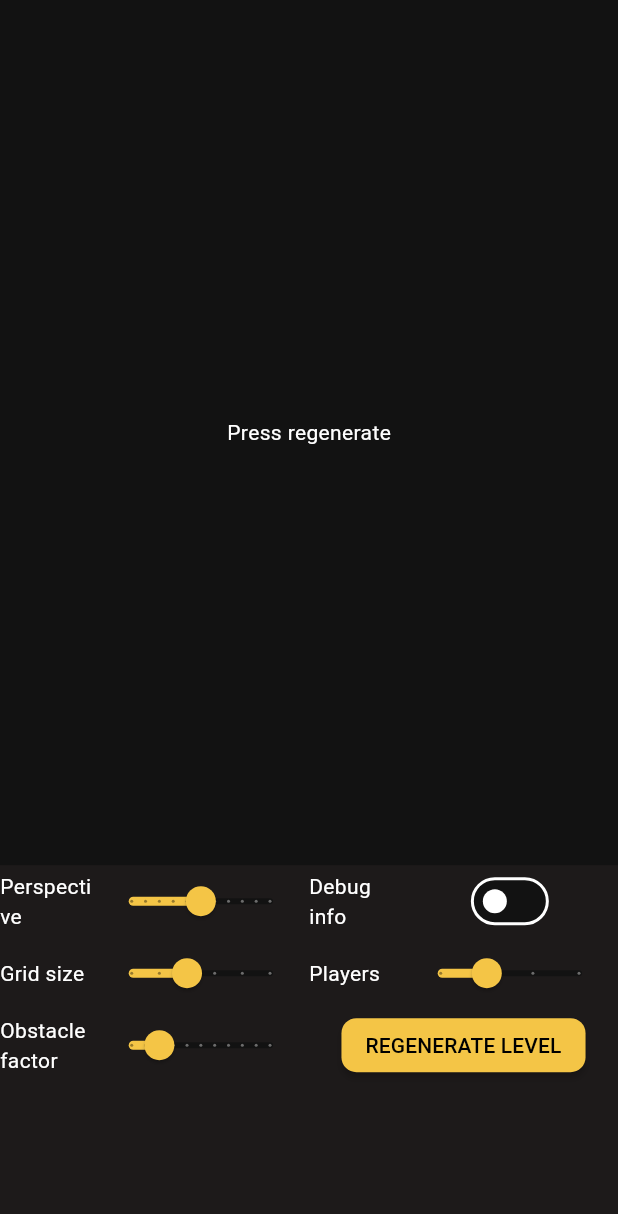
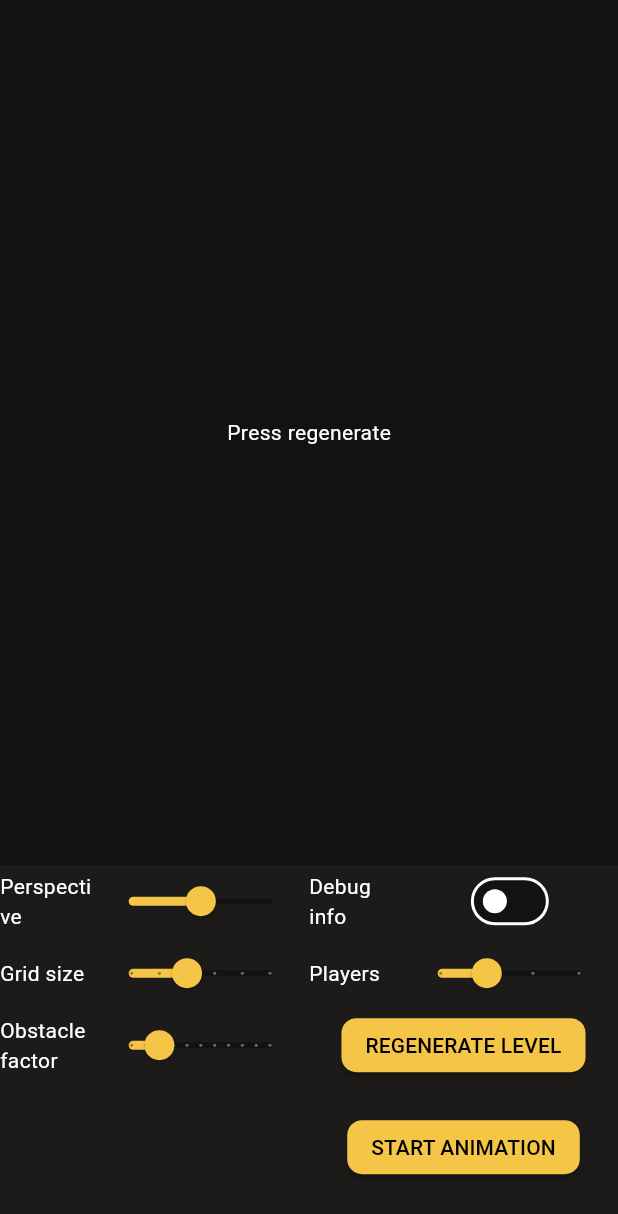
Before and after one commit to WilkoThomassen/GameJam3, a Flutter app: the screen it shows after launch, on a phone screen of 412 x 824 dp. Shown: the top 1214 px of the screen. Run offline on Flutter 3.47's test engine with Material 3 defaults, Android fonts, the phone set to English and light mode, and no system bars; our stand-ins replace flutter_riverpod, riverpod; missing offline and left inert: background_patterns, flame, flame_riverpod.

Commit message:
start animation for game

```diff
--- a/gamejamsubmission/lib/src/app/app.dart
+++ b/gamejamsubmission/lib/src/app/app.dart
@@ -1,3 +1,4 @@
+import 'package:flame_riverpod/flame_riverpod.dart';
 import 'package:gamejamsubmission/src/game_config/config.dart';
 import 'package:gamejamsubmission/src/game/widgets/widgets.dart';
 import 'package:flame/game.dart';
@@ -7,6 +8,9 @@ import 'package:flutter_riverpod/flutter_riverpod.dart';
 import '../../main.dart';
 import 'models/app.dart';
 import 'state/app_provider.dart';
+
+final GlobalKey<RiverpodAwareGameWidgetState> gameWidgetKey =
+    GlobalKey<RiverpodAwareGameWidgetState>();
 
 class BakiTakiApp extends ConsumerWidget {
   const BakiTakiApp({super.key});
@@ -20,7 +24,7 @@ class BakiTakiApp extends ConsumerWidget {
     return MaterialApp(
         title: 'BakiTaki',
         theme: ThemeData(
-            textTheme: TextTheme()
+            textTheme: const TextTheme()
                 .apply(bodyColor: Colors.blue, displayColor: Colors.pink),
             primarySwatch: Colors.deepOrange,
             colorScheme: const ColorScheme.dark(
@@ -34,12 +38,15 @@ class BakiTakiApp extends ConsumerWidget {
                 child: app.runningGame != null
                     ? Stack(
                         children: [
-                          GameWidget(game: gameRef),
+                          RiverpodAwareGameWidget(
+                            game: gameRef,
+                            key: gameWidgetKey,
+                          ),
                           Status(),
                         ],
                       )
-                    : Center(child: Text('Press regenerate'))),
-            const Expanded(flex: 3, child: Configurator())
+                    : const Center(child: Text('Press regenerate'))),
+            Expanded(flex: 3, child: Configurator())
           ],
         )));
   }
--- a/gamejamsubmission/lib/src/game_config/widgets/configurator.dart
+++ b/gamejamsubmission/lib/src/game_config/widgets/configurator.dart
@@ -6,10 +6,29 @@ import 'package:gamejamsubmission/main.dart';
 import 'package:flutter/material.dart';
 import 'package:flutter_riverpod/flutter_riverpod.dart';
 
-class Configurator extends ConsumerWidget {
+class Configurator extends ConsumerStatefulWidget {
   const Configurator({super.key});
+
   @override
-  Widget build(BuildContext context, WidgetRef ref) {
+  ConsumerState<ConsumerStatefulWidget> createState() => ConfiguratorState();
+}
+
+class ConfiguratorState extends ConsumerState<Configurator>
+    with SingleTickerProviderStateMixin {
+  late AnimationController controller;
+  late Animation<double> animation;
+
+  @override
+  void initState() {
+    controller =
+        AnimationController(duration: const Duration(seconds: 3), vsync: this);
+    animation = Tween<double>(begin: 0.2, end: 0.5).animate(
+        CurvedAnimation(parent: controller, curve: Curves.fastOutSlowIn));
+    super.initState();
+  }
+
+  @override
+  Widget build(BuildContext context) {
     GameConfig config = ref.watch(gameConfigProvider);
     return Container(
         color: Theme.of(context).colorScheme.secondary,
@@ -33,7 +52,7 @@ class Configurator extends ConsumerWidget {
                               value: config.perspective,
                               min: 0,
                               max: 1,
-                              divisions: 10,
+                              divisions: 100,
                               label: config.perspective.toString(),
                               onChanged: (double value) {
                                 ref
@@ -102,6 +121,21 @@ class Configurator extends ConsumerWidget {
                       },
                       text: 'Regenerate level',
                     ),
+                    const SizedBox(
+                      height: 20,
+                    ),
+                    Button(
+                      onPressed: () {
+                        controller.reset();
+                        controller.addListener(() {
+                          ref
+                              .read(gameConfigProvider.notifier)
+                              .setPerspective(animation.value);
+                        });
+                        controller.forward();
+                      },
+                      text: 'Start animation',
+                    ),
                   ],
                 ))
               ],
--- a/gamejamsubmission/pubspec.yaml
+++ b/gamejamsubmission/pubspec.yaml
@@ -15,6 +15,7 @@ dependencies:
   background_patterns: ^0.0.9
   riverpod: ^2.3.1
   flutter_riverpod: ^2.3.1
+  flame_riverpod: ^5.0.0
 
 dev_dependencies:
   flutter_test:
```
Also changed, not shown: gamejamsubmission/lib/src/game/components/field.dart (+122 -98 lines), gamejamsubmission/lib/src/game/extensions/paint_coordinate_extension.dart (+12 -0 lines), gamejamsubmission/lib/src/game/game.dart (+21 -5 lines), gamejamsubmission/lib/src/game/graphics/painters/level/field_painter.dart (+21 -20 lines).
